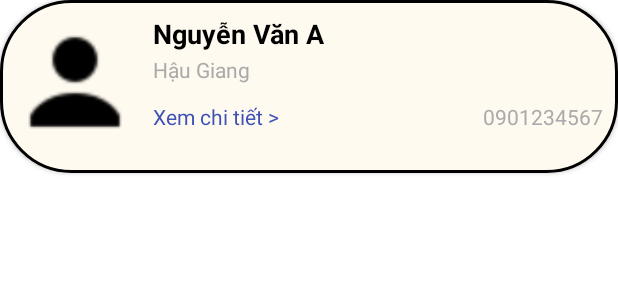
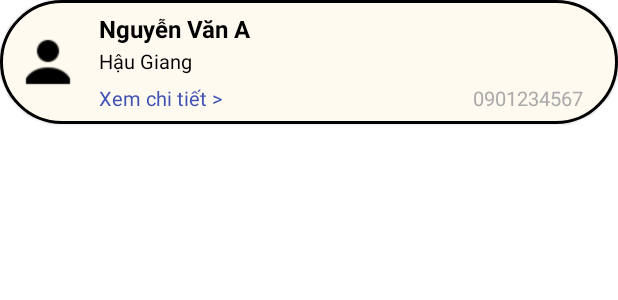
Before and after one commit to KhangLe1603/Electronicsaleshandbook, an Android app: the layout customer_item.xml on its own in the app's theme, with its tools: preview values and no code run, on a phone screen of 412 x 824 dp. Shown: the top 300 px of the screen. Run offline under Robolectric (Android 15) with nearby library versions, the phone set to English and light mode, and no system bars.

Commit message:
Điều chỉnh về giao diện

```diff
--- a/app/src/main/res/layout/customer_item.xml
+++ b/app/src/main/res/layout/customer_item.xml
@@ -1,75 +1,73 @@
-<?xml version="1.0" encoding="utf-8"?>
 <LinearLayout xmlns:android="http://schemas.android.com/apk/res/android"
     android:layout_width="match_parent"
     android:layout_height="wrap_content"
     android:orientation="horizontal"
-    android:padding="10dp"
+    android:padding="8dp"
     android:background="@drawable/rounded_background"
-    android:elevation="2dp"
-    android:layout_marginBottom="8dp">
+    android:elevation="1dp"
+    android:layout_marginBottom="6dp">
 
     <!-- Avatar -->
     <ImageView
         android:id="@+id/ivAvatar"
-        android:layout_width="80dp"
-        android:layout_height="89dp"
-        android:layout_gravity="top"
+        android:layout_width="48dp"
+        android:layout_height="48dp"
+        android:layout_gravity="center_vertical"
         android:scaleType="centerCrop"
-        android:src="@drawable/account" />
+        android:src="@drawable/account"
+        android:background="@null"
+        android:padding="2dp" />
 
-    <!-- Nội dung thông tin khách hàng -->
+    <!-- Nội dung thông tin -->
     <LinearLayout
         android:layout_width="0dp"
-        android:layout_height="95dp"
-        android:layout_marginStart="12dp"
+        android:layout_height="wrap_content"
+        android:layout_marginStart="10dp"
         android:layout_weight="1"
-        android:gravity="start"
         android:orientation="vertical">
 
-        <!-- Tên khách hàng -->
         <TextView
             android:id="@+id/tvCustomerName"
             android:layout_width="wrap_content"
             android:layout_height="wrap_content"
             android:text="Nguyễn Văn A"
-            android:textColor="#000000"
-            android:textSize="18sp"
+            android:textColor="#000"
+            android:textSize="16sp"
             android:textStyle="bold" />
 
-        <!-- Địa chỉ -->
-
-        <!-- Dòng dưới: Xem chi tiết (trái) và SĐT (phải) -->
         <TextView
             android:id="@+id/tvAddress"
             android:layout_width="wrap_content"
             android:layout_height="wrap_content"
-            android:layout_marginTop="2dp"
+            android:layout_marginTop="1dp"
             android:text="Hậu Giang"
-            android:textColor="@android:color/darker_gray"
-            android:textSize="14sp" />
+            android:textColor="@color/black"
+            android:textSize="13sp" />
 
-        <RelativeLayout
+        <LinearLayout
             android:layout_width="match_parent"
             android:layout_height="wrap_content"
-            android:layout_marginTop="12dp">
+            android:orientation="horizontal"
+            android:layout_marginTop="6dp">
 
             <TextView
                 android:id="@+id/viewDetails"
-                android:layout_width="wrap_content"
+                android:layout_width="0dp"
                 android:layout_height="wrap_content"
-                android:layout_alignParentStart="true"
+                android:layout_weight="1"
                 android:text="Xem chi tiết >"
                 android:textColor="#3F51B5"
-                android:textSize="14sp" />
+                android:textSize="13sp" />
 
             <TextView
                 android:id="@+id/tvPhoneNumber"
                 android:layout_width="wrap_content"
                 android:layout_height="wrap_content"
-                android:layout_alignParentEnd="true"
+                android:layout_marginEnd="15dp"
                 android:text="0901234567"
                 android:textColor="@android:color/darker_gray"
-                android:textSize="14sp" />
-        </RelativeLayout>
+                android:textSize="13sp"
+                android:layout_gravity="end"/>
+        </LinearLayout>
     </LinearLayout>
 </LinearLayout>
--- a/app/src/main/res/layout/product_management.xml
+++ b/app/src/main/res/layout/product_management.xml
@@ -174,7 +174,7 @@
             android:layout_marginEnd="16dp"
             android:layout_marginBottom="256dp"
             android:contentDescription="Thêm sản phẩm"
-            android:src="@drawable/add_product"
+            android:src="@drawable/add_new_product"
             android:visibility="gone"
             app:backgroundTint="#4CAF50" />
 
```
Also changed, not shown: app/src/main/java/com/example/electronicsaleshandbook/ui/AddProductActivity.java (+45 -0 lines), app/src/main/java/com/example/electronicsaleshandbook/ui/ProductDetail.java (+42 -0 lines), app/src/main/res/layout/activity_customer_list.xml (+2 -5 lines), app/src/main/res/layout/activity_product_detail.xml (+7 -3 lines), app/src/main/res/drawable/add_new_product.png (added).
